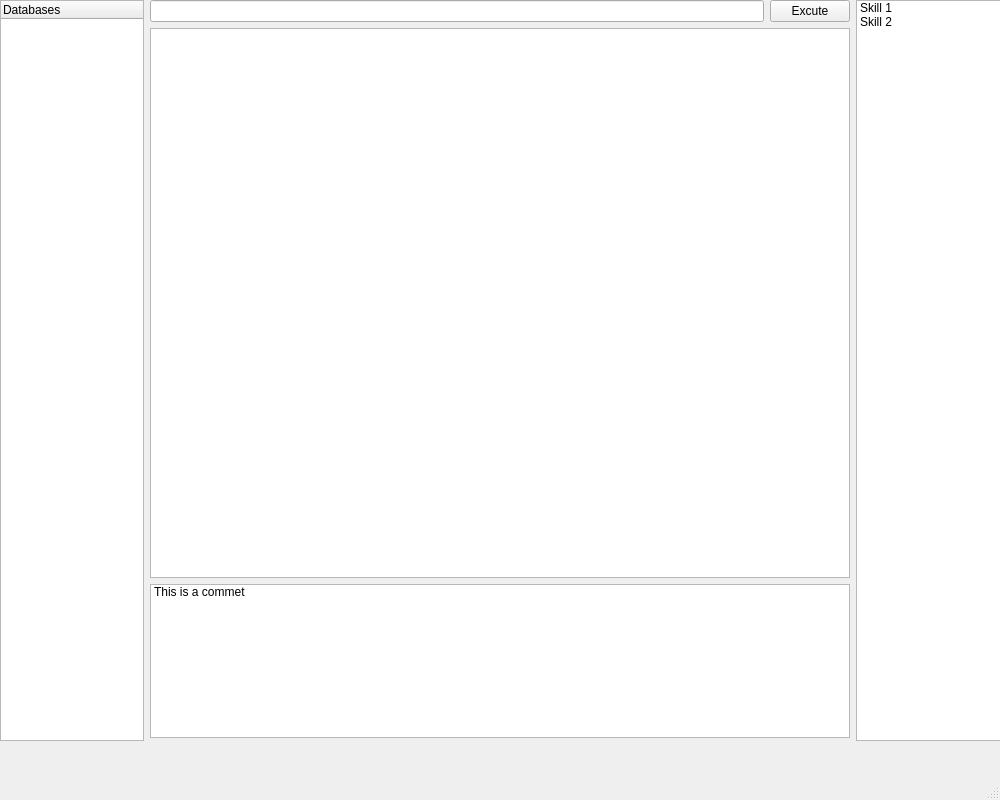
Above: src/Views/MainWindow.ui from kimsos0723/Artiflow before the change. Below: the same form after it.
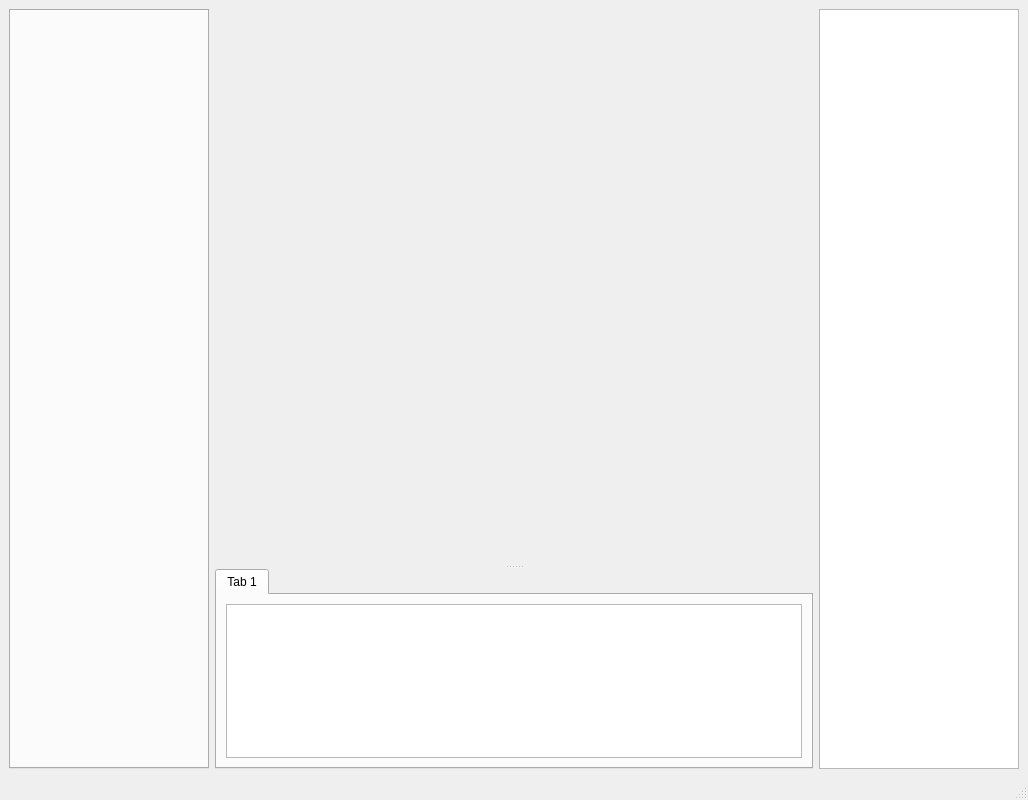
That is the form after the change.

```diff
--- a/src/Views/MainWindow.ui
+++ b/src/Views/MainWindow.ui
@@ -6,7 +6,7 @@
    <rect>
     <x>0</x>
     <y>0</y>
-    <width>1000</width>
+    <width>1028</width>
     <height>800</height>
    </rect>
   </property>
@@ -14,129 +14,95 @@
    <string>MainWindow</string>
   </property>
   <widget class="QWidget" name="centralwidget">
-   <widget class="QWidget" name="layoutWidget">
-    <property name="geometry">
-     <rect>
-      <x>0</x>
-      <y>0</y>
-      <width>1001</width>
-      <height>741</height>
-     </rect>
-    </property>
-    <layout class="QGridLayout" name="gridLayout_3">
-     <item row="0" column="1">
-      <widget class="QTreeWidget" name="treeWidget">
-       <column>
-        <property name="text">
-         <string>Databases</string>
+   <layout class="QGridLayout" name="gridLayout_3">
+    <item row="0" column="0">
+     <layout class="QGridLayout" name="gridLayout_2">
+      <item row="0" column="0">
+       <widget class="QTabWidget" name="tabWidget">
+        <property name="sizePolicy">
+         <sizepolicy hsizetype="Expanding" vsizetype="Expanding">
+          <horstretch>0</horstretch>
+          <verstretch>0</verstretch>
+         </sizepolicy>
         </property>
-       </column>
-      </widget>
-     </item>
-     <item row="0" column="4">
-      <spacer name="horizontalSpacer">
-       <property name="orientation">
-        <enum>Qt::Horizontal</enum>
-       </property>
-       <property name="sizeHint" stdset="0">
-        <size>
-         <width>40</width>
-         <height>20</height>
-        </size>
-       </property>
-      </spacer>
-     </item>
-     <item row="0" column="3">
-      <widget class="QListWidget" name="listWidget_2">
-       <property name="sizePolicy">
-        <sizepolicy hsizetype="Maximum" vsizetype="Preferred">
-         <horstretch>0</horstretch>
-         <verstretch>90</verstretch>
-        </sizepolicy>
-       </property>
-       <property name="maximumSize">
-        <size>
-         <width>500</width>
-         <height>16777215</height>
-        </size>
-       </property>
-       <item>
-        <property name="text">
-         <string>Skill 1</string>
+        <property name="maximumSize">
+         <size>
+          <width>200</width>
+          <height>16777215</height>
+         </size>
         </property>
-       </item>
-       <item>
-        <property name="text">
-         <string>Skill 2</string>
+        <property name="currentIndex">
+         <number>-1</number>
         </property>
-       </item>
-      </widget>
-     </item>
-     <item row="0" column="2">
-      <layout class="QGridLayout" name="gridLayout_2">
-       <item row="0" column="0">
-        <layout class="QGridLayout" name="gridLayout">
-         <item row="0" column="1">
-          <widget class="QPushButton" name="pushButton">
-           <property name="text">
-            <string>Excute</string>
-           </property>
-          </widget>
-         </item>
-         <item row="0" column="0">
-          <widget class="QLineEdit" name="lineEdit"/>
-         </item>
-        </layout>
-       </item>
-       <item row="1" column="0">
-        <widget class="QTableWidget" name="tableWidget">
+       </widget>
+      </item>
+      <item row="0" column="1">
+       <widget class="QSplitter" name="splitter">
+        <property name="orientation">
+         <enum>Qt::Vertical</enum>
+        </property>
+        <widget class="QWidget" name="graph_widget" native="true">
+         <property name="sizePolicy">
+          <sizepolicy hsizetype="MinimumExpanding" vsizetype="Preferred">
+           <horstretch>0</horstretch>
+           <verstretch>0</verstretch>
+          </sizepolicy>
+         </property>
          <property name="minimumSize">
           <size>
-           <width>700</width>
-           <height>550</height>
+           <width>250</width>
+           <height>250</height>
           </size>
          </property>
         </widget>
-       </item>
-       <item row="2" column="0">
-        <widget class="QListWidget" name="commentListWidget">
-         <item>
-          <property name="text">
-           <string>This is a commet</string>
-          </property>
-         </item>
-        </widget>
-       </item>
-       <item row="3" column="0">
-        <spacer name="verticalSpacer">
-         <property name="orientation">
-          <enum>Qt::Vertical</enum>
+        <widget class="QTabWidget" name="tabWidget_2">
+         <property name="sizePolicy">
+          <sizepolicy hsizetype="MinimumExpanding" vsizetype="Expanding">
+           <horstretch>0</horstretch>
+           <verstretch>0</verstretch>
+          </sizepolicy>
          </property>
-         <property name="sizeHint" stdset="0">
+         <property name="maximumSize">
           <size>
-           <width>20</width>
-           <height>40</height>
+           <width>16777215</width>
+           <height>200</height>
           </size>
          </property>
-        </spacer>
-       </item>
-      </layout>
-     </item>
-     <item row="0" column="0">
-      <spacer name="horizontalSpacer_2">
-       <property name="orientation">
-        <enum>Qt::Horizontal</enum>
-       </property>
-       <property name="sizeHint" stdset="0">
-        <size>
-         <width>40</width>
-         <height>20</height>
-        </size>
-       </property>
-      </spacer>
-     </item>
-    </layout>
-   </widget>
+         <property name="currentIndex">
+          <number>0</number>
+         </property>
+         <widget class="QWidget" name="tab_2">
+          <attribute name="title">
+           <string>Tab 1</string>
+          </attribute>
+          <layout class="QHBoxLayout" name="horizontalLayout">
+           <item>
+            <widget class="QListView" name="listView"/>
+           </item>
+          </layout>
+         </widget>
+        </widget>
+       </widget>
+      </item>
+      <item row="0" column="2">
+       <widget class="QListView" name="listView_2">
+        <property name="sizePolicy">
+         <sizepolicy hsizetype="Expanding" vsizetype="Expanding">
+          <horstretch>0</horstretch>
+          <verstretch>0</verstretch>
+         </sizepolicy>
+        </property>
+        <property name="maximumSize">
+         <size>
+          <width>200</width>
+          <height>16777215</height>
+         </size>
+        </property>
+       </widget>
+      </item>
+     </layout>
+    </item>
+   </layout>
   </widget>
   <widget class="QMenuBar" name="menubar">
    <property name="geometry">
```
Left out of the diff: 10 changed lines with no effect on the pictures.
